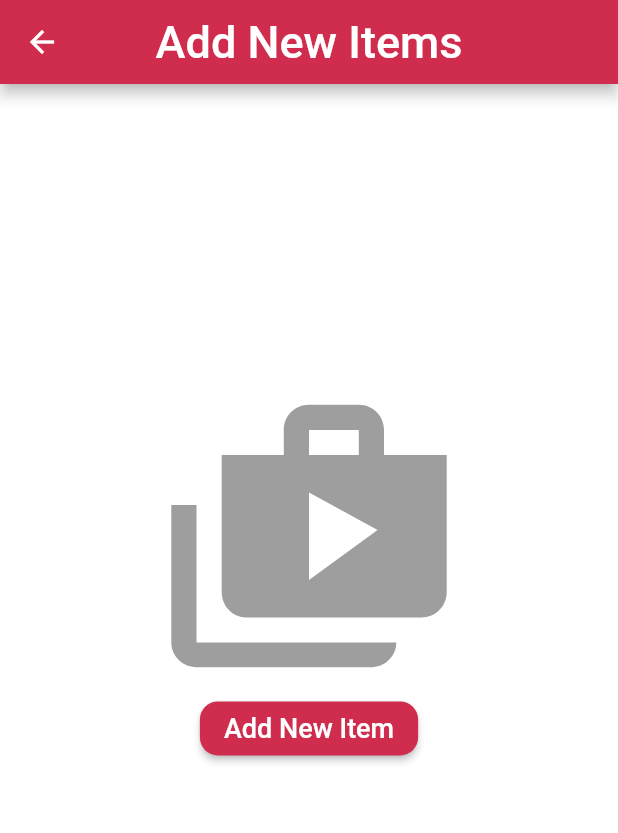
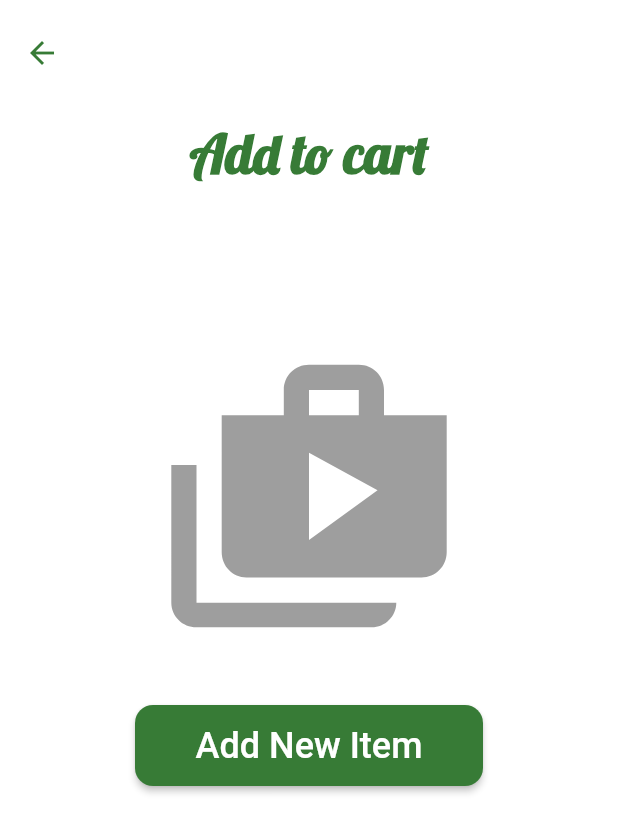
Before and after one commit to dakshvasudev/Amigo, a Flutter app: the ItemsUploadScreen screen opened directly, on a phone screen of 412 x 824 dp. Shown: the top 833 px of the screen. Run offline on Flutter 3.47's test engine with Material 2 defaults, Android fonts, the phone set to English and light mode, and no system bars; our stand-ins replace cloud_firestore, firebase_auth, firebase_core, firebase_storage, google_fonts, image_picker and 1 more; accounts and stored records are empty; project files that could hold a hidden picture were left out.

Commit message:
uploading screens ui changed

```diff
--- a/lib/uploadScreen/items_upload_screen.dart
+++ b/lib/uploadScreen/items_upload_screen.dart
@@ -1,6 +1,7 @@
 import 'dart:io';
 import 'package:cloud_firestore/cloud_firestore.dart';
 import 'package:flutter/material.dart';
+import 'package:google_fonts/google_fonts.dart';
 import 'package:image_picker/image_picker.dart';
 import 'package:firebase_storage/firebase_storage.dart' as storageRef;
 import 'package:selller_amigo_app/constants.dart';
@@ -34,41 +35,44 @@ class _ItemsUploadScreenState extends State<ItemsUploadScreen> {
     return Scaffold(
       resizeToAvoidBottomInset: true,
       appBar: AppBar(
-        flexibleSpace: Container(
-          color: kColorRed,
-        ),
-        title: const Text(
-          "Add New Items",
-          style: TextStyle(fontSize: 30),
-        ),
-        centerTitle: true,
-        automaticallyImplyLeading: true,
-        leading: IconButton(
-          icon: const Icon(
-            Icons.arrow_back,
-            color: Colors.white,
-          ),
-          onPressed: () {
-            Navigator.push(
-                context, MaterialPageRoute(builder: (c) => const HomeScreen()));
-          },
-        ),
+        toolbarHeight: 70,
+        backgroundColor: Colors.white,
+        elevation: 0,
+        iconTheme: IconThemeData(color: kColorGreen),
       ),
       body: SingleChildScrollView(
         child: SizedBox(
-          height: MediaQuery.of(context).size.height * 0.8,
+          height: MediaQuery.of(context).size.height,
           width: MediaQuery.of(context).size.width,
           child: Column(
-            mainAxisAlignment: MainAxisAlignment.center,
+            mainAxisAlignment: MainAxisAlignment.start,
+            crossAxisAlignment: CrossAxisAlignment.center,
             children: [
+              Padding(
+                padding:
+                const EdgeInsets.only(top: 10, bottom: 10),
+                child: Text(
+                  'Add to cart',
+                  style: GoogleFonts.lobster(
+                      color: kColorGreen,
+                      fontWeight: FontWeight.bold,
+                      fontSize: 36),
+                ),
+              ),
+              const SizedBox(
+                height: 100,
+              ),
               const Icon(
                 Icons.shop_two,
                 color: Colors.grey,
                 size: 200.0,
               ),
+              const SizedBox(
+                height: 35,
+              ),
               ElevatedButton(
                 style: ButtonStyle(
-                  backgroundColor: MaterialStateProperty.all<Color>(kColorRed),
+                  backgroundColor: MaterialStateProperty.all<Color>(kColorGreen),
                   shape: MaterialStateProperty.all<RoundedRectangleBorder>(
                     RoundedRectangleBorder(
                       borderRadius: BorderRadius.circular(12),
@@ -78,11 +82,17 @@ class _ItemsUploadScreenState extends State<ItemsUploadScreen> {
                 onPressed: () {
                   takeImage(context);
                 },
-                child: const Text(
-                  "Add New Item",
-                  style: TextStyle(
-                    color: Colors.white,
-                    fontSize: 18,
+                child: const SizedBox(
+                  height: 54,
+                  width: 200,
+                  child: Center(
+                    child:  Text(
+                      "Add New Item",
+                      style: TextStyle(
+                        color: Colors.white,
+                        fontSize: 24,
+                      ),
+                    ),
                   ),
                 ),
               ),
@@ -163,11 +173,11 @@ class _ItemsUploadScreenState extends State<ItemsUploadScreen> {
       resizeToAvoidBottomInset: true,
       appBar: AppBar(
         flexibleSpace: Container(
-          color: kColorRed,
+          color: kColorGreen,
         ),
         title: const Text(
           "Uploading New Item",
-          style: TextStyle(fontSize: 20, fontFamily: "Lobster"),
+          style: TextStyle(fontSize: 20),
         ),
         centerTitle: true,
         automaticallyImplyLeading: true,
--- a/lib/uploadScreen/upload_screen.dart
+++ b/lib/uploadScreen/upload_screen.dart
@@ -191,11 +191,11 @@ class _MenuUploadScreenState extends State<MenuUploadScreen> {
       resizeToAvoidBottomInset: true,
       appBar: AppBar(
         flexibleSpace: Container(
-          color: kColorRed,
+          color: kColorGreen,
         ),
         title: const Text(
           "Uploading New Menu",
-          style: TextStyle(fontSize: 20, fontFamily: "Lobster"),
+          style: TextStyle(fontSize: 20),
         ),
         centerTitle: true,
         automaticallyImplyLeading: true,
@@ -230,11 +230,11 @@ class _MenuUploadScreenState extends State<MenuUploadScreen> {
             children: [
               uploading == true ? linearProgress() : const Text(""),
               SizedBox(
-                height: 230,
-                width: MediaQuery.of(context).size.width * 0.8,
+                height: 150,
+                width: 150,
                 child: Center(
                   child: AspectRatio(
-                    aspectRatio: 16 / 9,
+                    aspectRatio: 1 / 1,
                     child: Container(
                       decoration: BoxDecoration(
                         image: DecorationImage(
```
Also changed, not shown: 6 other files.
